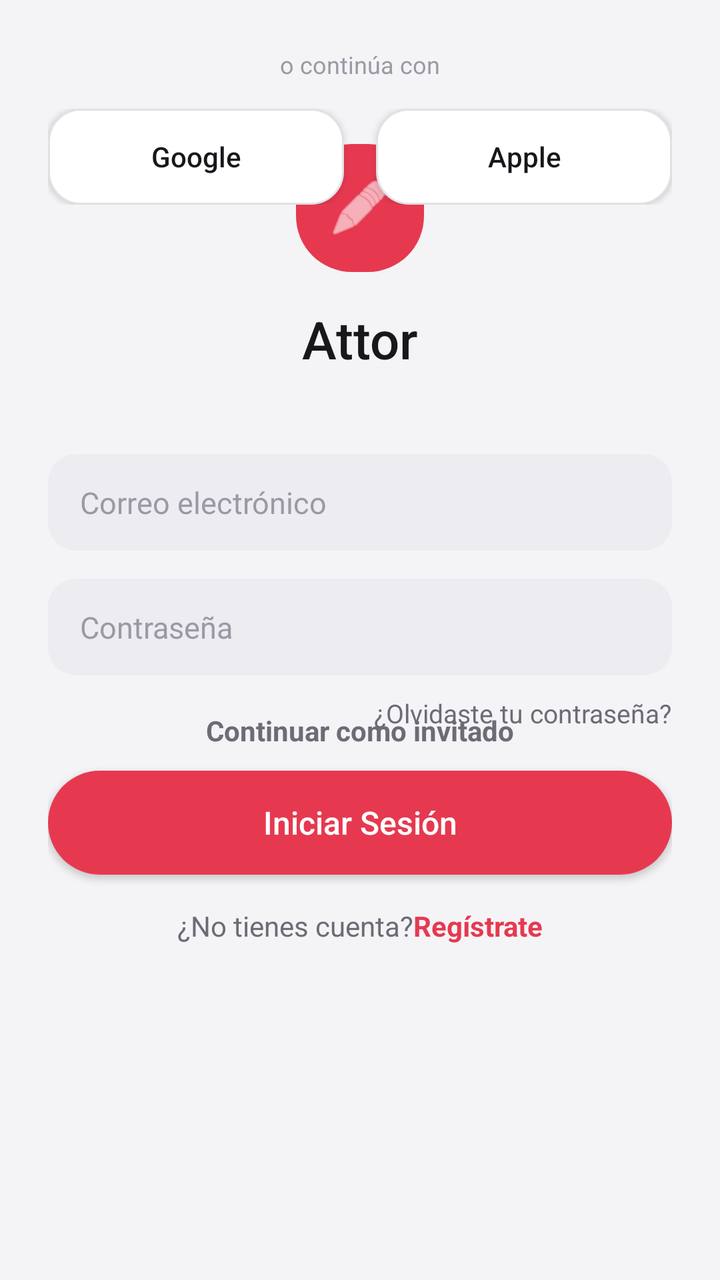
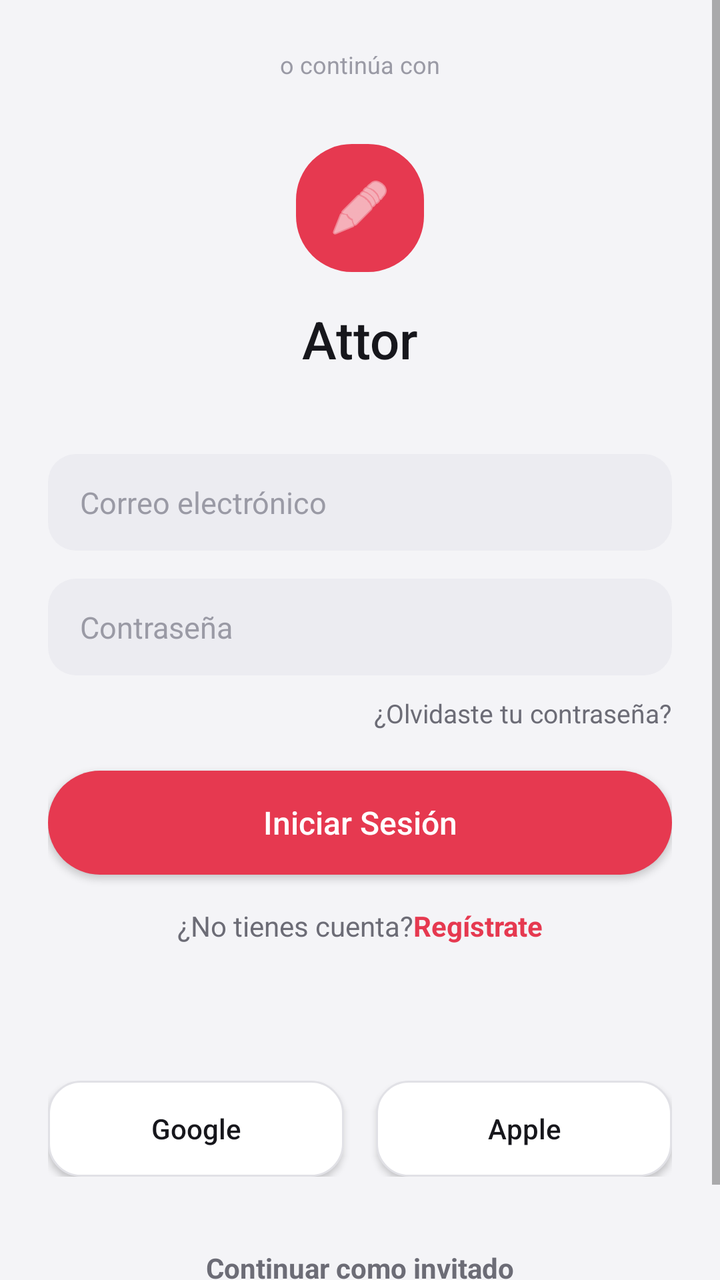

An Android layout rendered at two revisions. The XML below is the earlier revision; the diff shows what the commit changed to produce the second picture.
<!-- AndroidManifest.xml: application theme Theme.Attor -->
<!-- res/layout/activity_login.xml -->
<?xml version="1.0" encoding="utf-8"?>
<ScrollView xmlns:android="http://schemas.android.com/apk/res/android"
    xmlns:app="http://schemas.android.com/apk/res-auto"
    xmlns:tools="http://schemas.android.com/tools"
    android:layout_width="match_parent"
    android:layout_height="match_parent"
    android:background="@color/background_primary"
    android:fillViewport="true"
    tools:context=".ui.login.LoginActivity">

    <androidx.constraintlayout.widget.ConstraintLayout
        android:layout_width="match_parent"
        android:layout_height="wrap_content"
        android:padding="24dp">

        <ImageView
            android:id="@+id/imgLogo"
            android:layout_width="64dp"
            android:layout_height="64dp"
            android:layout_marginTop="48dp"
            android:background="@drawable/bg_button_primary"
            android:contentDescription="@string/app_name"
            android:padding="16dp"
            android:src="@android:drawable/ic_menu_edit"
            app:tint="@color/white"
            app:layout_constraintTop_toTopOf="parent"
            app:layout_constraintStart_toStartOf="parent"
            app:layout_constraintEnd_toEndOf="parent" />

        <TextView
            android:id="@+id/txtAppName"
            android:layout_width="wrap_content"
            android:layout_height="wrap_content"
            android:layout_marginTop="16dp"
            android:fontFamily="sans-serif-medium"
            android:text="@string/login_title"
            android:textColor="@color/text_primary"
            android:textSize="26sp"
            app:layout_constraintTop_toBottomOf="@id/imgLogo"
            app:layout_constraintStart_toStartOf="parent"
            app:layout_constraintEnd_toEndOf="parent" />

        <EditText
            android:id="@+id/etEmail"
            android:layout_width="0dp"
            android:layout_height="wrap_content"
            android:layout_marginTop="40dp"
            android:autofillHints="emailAddress"
            android:background="@drawable/bg_input_field"
            android:hint="@string/login_email_hint"
            android:inputType="textEmailAddress"
            android:textColor="@color/text_primary"
            android:textColorHint="@color/text_hint"
            android:textSize="15sp"
            app:layout_constraintTop_toBottomOf="@id/txtAppName"
            app:layout_constraintStart_toStartOf="parent"
            app:layout_constraintEnd_toEndOf="parent" />

        <EditText
            android:id="@+id/etPassword"
            android:layout_width="0dp"
            android:layout_height="wrap_content"
            android:layout_marginTop="14dp"
            android:autofillHints="password"
            android:background="@drawable/bg_input_field"
            android:hint="@string/login_password_hint"
            android:inputType="textPassword"
            android:textColor="@color/text_primary"
            android:textColorHint="@color/text_hint"
            android:textSize="15sp"
            app:layout_constraintTop_toBottomOf="@id/etEmail"
            app:layout_constraintStart_toStartOf="parent"
            app:layout_constraintEnd_toEndOf="parent" />

        <TextView
            android:id="@+id/txtForgotPassword"
            android:layout_width="wrap_content"
            android:layout_height="wrap_content"
            android:layout_marginTop="10dp"
            android:text="@string/login_forgot_password"
            android:textColor="@color/text_secondary"
            android:textSize="13sp"
            app:layout_constraintTop_toBottomOf="@id/etPassword"
            app:layout_constraintEnd_toEndOf="parent" />

        <Button
            android:id="@+id/btnLogin"
            android:layout_width="0dp"
            android:layout_height="52dp"
            android:layout_marginTop="20dp"
            android:background="@drawable/bg_button_primary"
            android:elevation="0dp"
            android:text="@string/login_button"
            android:textAllCaps="false"
            android:textColor="@color/white"
            android:textSize="16sp"
            app:layout_constraintTop_toBottomOf="@id/txtForgotPassword"
            app:layout_constraintStart_toStartOf="parent"
            app:layout_constraintEnd_toEndOf="parent" />

        <LinearLayout
            android:layout_width="wrap_content"
            android:layout_height="wrap_content"
            android:layout_marginTop="16dp"
            android:orientation="horizontal"
            app:layout_constraintTop_toBottomOf="@id/btnLogin"
            app:layout_constraintStart_toStartOf="parent"
            app:layout_constraintEnd_toEndOf="parent">

            <TextView
                android:layout_width="wrap_content"
                android:layout_height="wrap_content"
                android:text="@string/login_no_account"
                android:textColor="@color/text_secondary"
                android:textSize="14sp" />

            <TextView
                android:id="@+id/txtRegister"
                android:layout_width="wrap_content"
                android:layout_height="wrap_content"
                android:text="@string/login_register"
                android:textColor="@color/accent_red"
                android:textSize="14sp"
                android:textStyle="bold" />
        </LinearLayout>

        <TextView
            android:id="@+id/txtOr"
            android:layout_width="wrap_content"
            android:layout_height="wrap_content"
            android:layout_marginTop="28dp"
            android:text="@string/login_or"
            android:textColor="@color/text_hint"
            android:textSize="12sp"
            app:layout_constraintTop_toBottomOf="@id/txtRegister"
            app:layout_constraintStart_toStartOf="parent"
            app:layout_constraintEnd_toEndOf="parent" />

        <LinearLayout
            android:id="@+id/layoutSocial"
            android:layout_width="0dp"
            android:layout_height="wrap_content"
            android:layout_marginTop="14dp"
            android:orientation="horizontal"
            android:weightSum="2"
            app:layout_constraintTop_toBottomOf="@id/txtOr"
            app:layout_constraintStart_toStartOf="parent"
            app:layout_constraintEnd_toEndOf="parent">

            <Button
                android:id="@+id/btnGoogle"
                android:layout_width="0dp"
                android:layout_height="48dp"
                android:layout_marginEnd="8dp"
                android:layout_weight="1"
                android:background="@drawable/bg_button_outline"
                android:text="Google"
                android:textAllCaps="false"
                android:textColor="@color/text_primary"
                android:textSize="14sp" />

            <Button
                android:id="@+id/btnApple"
                android:layout_width="0dp"
                android:layout_height="48dp"
                android:layout_marginStart="8dp"
                android:layout_weight="1"
                android:background="@drawable/bg_button_outline"
                android:text="Apple"
                android:textAllCaps="false"
                android:textColor="@color/text_primary"
                android:textSize="14sp" />
        </LinearLayout>

        <TextView
            android:id="@+id/txtGuestAccess"
            android:layout_width="wrap_content"
            android:layout_height="wrap_content"
            android:layout_marginTop="28dp"
            android:layout_marginBottom="16dp"
            android:padding="8dp"
            android:text="@string/login_guest"
            android:textColor="@color/text_secondary"
            android:textSize="14sp"
            android:textStyle="bold"
            app:layout_constraintTop_toBottomOf="@id/layoutSocial"
            app:layout_constraintStart_toStartOf="parent"
            app:layout_constraintEnd_toEndOf="parent"
            app:layout_constraintBottom_toBottomOf="parent" />

    </androidx.constraintlayout.widget.ConstraintLayout>
</ScrollView>
<!-- resources referenced by this layout -->
<resources>
  <color name="accent_red">#E63950</color>
  <color name="background_primary">#F4F4F7</color>
  <color name="text_hint">#9A9AA5</color>
  <color name="text_primary">#17171C</color>
  <color name="text_secondary">#6C6C76</color>
  <color name="white">#FFFFFF</color>
  <!-- drawable bg_button_outline (drawable) -->
  <?xml version="1.0" encoding="utf-8"?>
  <shape xmlns:android="http://schemas.android.com/apk/res/android" android:shape="rectangle">
      <solid android:color="@color/surface_card" />
      <stroke android:width="1dp" android:color="@color/divider" />
      <corners android:radius="16dp" />
  </shape>
  <!-- drawable bg_button_primary (drawable) -->
  <?xml version="1.0" encoding="utf-8"?>
  <shape xmlns:android="http://schemas.android.com/apk/res/android" android:shape="rectangle">
      <solid android:color="@color/accent_red" />
      <corners android:radius="28dp" />
  </shape>
  <!-- drawable bg_input_field (drawable) -->
  <?xml version="1.0" encoding="utf-8"?>
  <shape xmlns:android="http://schemas.android.com/apk/res/android" android:shape="rectangle">
      <solid android:color="@color/surface_input" />
      <corners android:radius="14dp" />
      <padding android:left="16dp" android:top="14dp" android:right="16dp" android:bottom="14dp" />
  </shape>
  <string name="app_name">Attor</string>
  <string name="login_button">Iniciar Sesión</string>
  <string name="login_email_hint">Correo electrónico</string>
  <string name="login_forgot_password">¿Olvidaste tu contraseña?</string>
  <string name="login_guest">Continuar como invitado</string>
  <string name="login_no_account">¿No tienes cuenta? </string>
  <string name="login_or">o continúa con</string>
  <string name="login_password_hint">Contraseña</string>
  <string name="login_register">Regístrate</string>
  <string name="login_title">Attor</string>
  <style name="Theme.Attor" parent="Theme.MaterialComponents.DayNight.NoActionBar">
          <item name="colorPrimary">@color/accent_red</item>
          <item name="colorPrimaryDark">@color/accent_red_dark</item>
          <item name="colorAccent">@color/accent_red</item>
          <item name="android:windowBackground">@color/background_primary</item>
          <item name="android:statusBarColor" tools:targetApi="21">@color/background_primary</item>
          <item name="android:navigationBarColor" tools:targetApi="21">@color/bottom_nav_bg</item>
      </style>
  <color name="surface_card">#FFFFFF</color>
  <color name="divider">#E1E1E6</color>
  <color name="surface_input">#ECECF1</color>
  <color name="accent_red_dark">#C22C40</color>
  <color name="bottom_nav_bg">#FFFFFF</color>
</resources>

<!-- the commit's change to res/layout/activity_login.xml (unified diff, before → after) -->
@@ -134,18 +134,20 @@
             android:textSize="12sp"
             app:layout_constraintTop_toBottomOf="@id/txtRegister"
             app:layout_constraintStart_toStartOf="parent"
-            app:layout_constraintEnd_toEndOf="parent" />
+            app:layout_constraintEnd_toEndOf="parent"
+            tools:ignore="NotSibling" />
 
         <LinearLayout
             android:id="@+id/layoutSocial"
             android:layout_width="0dp"
             android:layout_height="wrap_content"
-            android:layout_marginTop="14dp"
+            android:layout_marginTop="500dp"
             android:orientation="horizontal"
             android:weightSum="2"
-            app:layout_constraintTop_toBottomOf="@id/txtOr"
+            app:layout_constraintEnd_toEndOf="parent"
+            app:layout_constraintHorizontal_bias="0.0"
             app:layout_constraintStart_toStartOf="parent"
-            app:layout_constraintEnd_toEndOf="parent">
+            app:layout_constraintTop_toBottomOf="@id/txtOr">
 
             <Button
                 android:id="@+id/btnGoogle"
